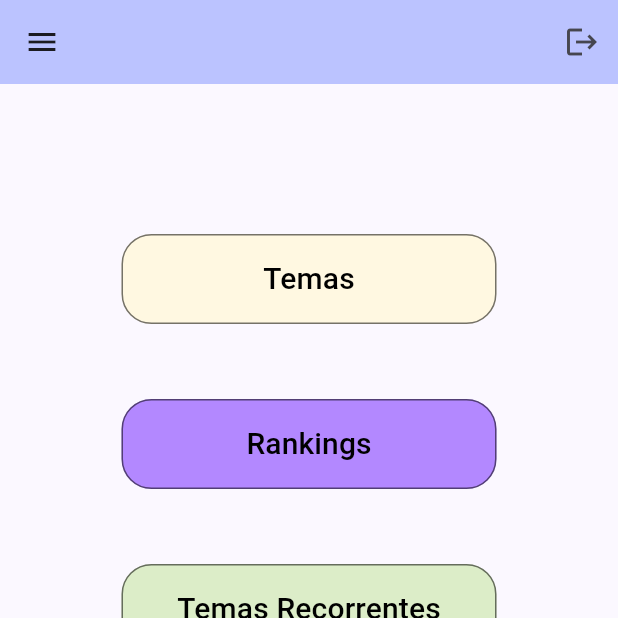
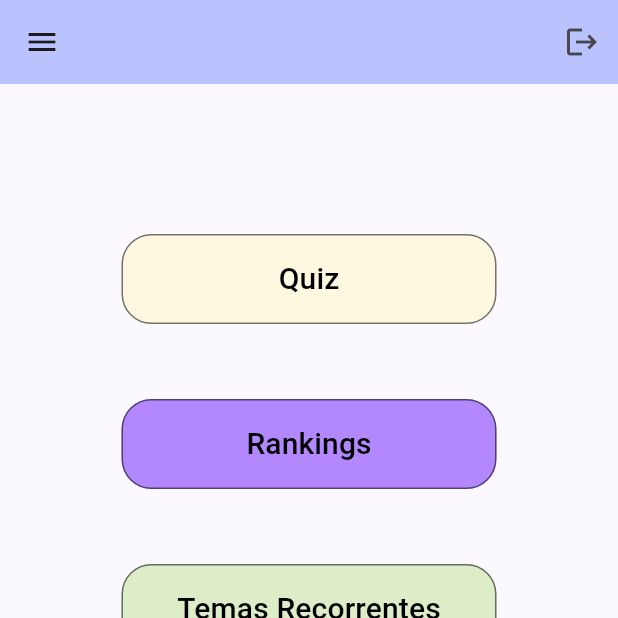
Before and after one commit to DiedioRB/thoth, a Flutter app: the screen it shows once a user with an empty profile is signed in, on a phone screen of 412 x 824 dp, the top half of it. Run offline on Flutter 3.47's test engine with Material 2 defaults, Android fonts, the phone set to English and light mode, and no system bars; our stand-ins replace cloud_firestore, firebase_auth, firebase_core, flip_card; accounts and stored records are empty.

Commit message:
Adiciona a tela de quiz. wip.

```diff
--- a/lib/routes.dart
+++ b/lib/routes.dart
@@ -2,17 +2,20 @@ import 'package:flutter/material.dart';
 import 'package:thoth/views/tela_cadastro.dart';
 import 'package:thoth/views/tela_login.dart';
 import 'package:thoth/views/tela_menu.dart';
+import 'package:thoth/views/tela_quiz.dart';
 
 class Routes {
   static const String home = "/";
   static const String login = "/login";
   static const String menu = "/menu";
   static const String cadastro = "/cadastro";
+  static const String quiz = "/quiz";
 
   static var routes = <String, WidgetBuilder>{
     home: (context) => Login(),
     login: (context) => Login(),
     cadastro: (context) => Cadastro(),
-    menu: (context) => const Menu()
+    menu: (context) => const Menu(),
+    quiz: (context) => const Quiz()
   };
 }
--- a/lib/views/tela_menu.dart
+++ b/lib/views/tela_menu.dart
@@ -39,10 +39,9 @@ class Menu extends StatelessWidget {
                           borderRadius: BorderRadius.circular(20),
                           color: Colors.amber[50]),
                       child: TextButton(
-                      onPressed: () {},
-                      child: const Text("Temas",
-                          style:
-                              TextStyle(color: Colors.black, fontSize: 20.0))),
+                          onPressed: () => Navigator.pushNamed(context, Routes.quiz),
+                          child: const Text("Quiz",
+                              style: TextStyle(color: Colors.black, fontSize: 20.0))),
                     ),
                     Container(
                       margin: const EdgeInsets.only(top: 50.0),
@@ -76,6 +75,9 @@ class Menu extends StatelessWidget {
                         onPressed: () => _logout(context),
                         child: const Text("logout")),
                   ],
-            ))));
+                )
+            )
+        )
+    );
   }
 }
```
Also changed, not shown: lib/views/tela_quiz.dart (added, +59 -0 lines). Lines whose indentation alone changed are shown as unchanged.
